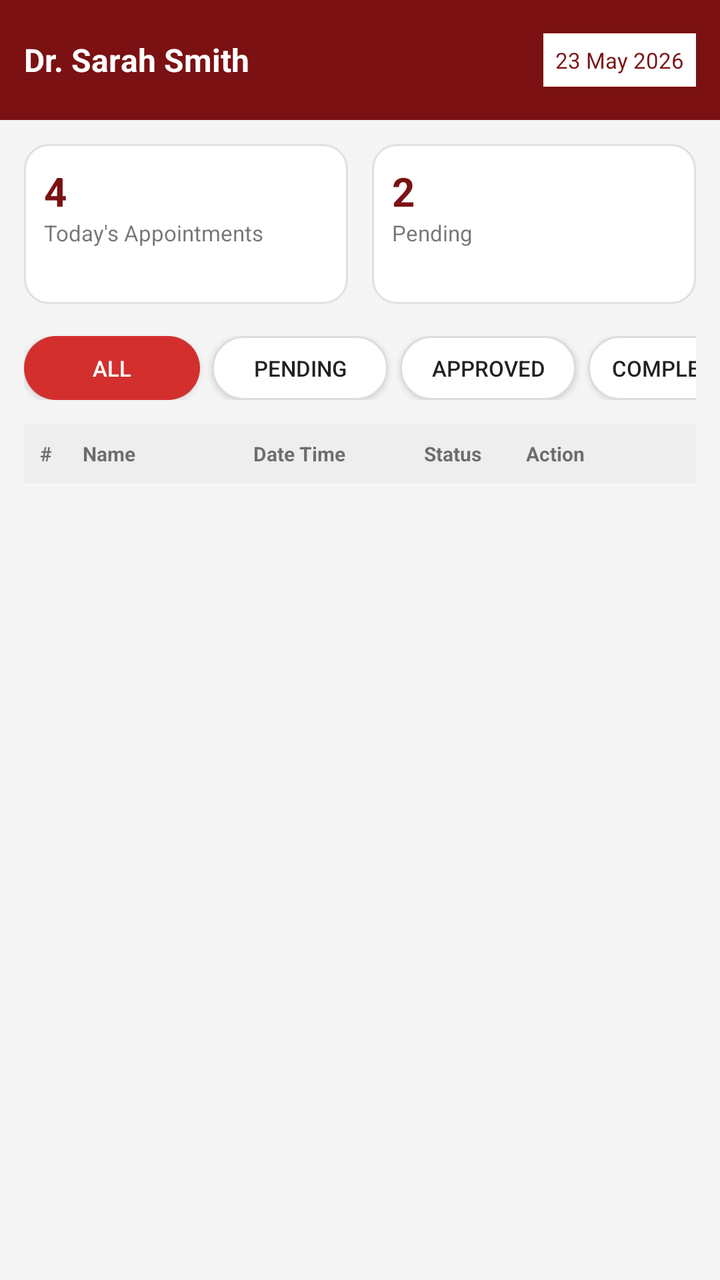
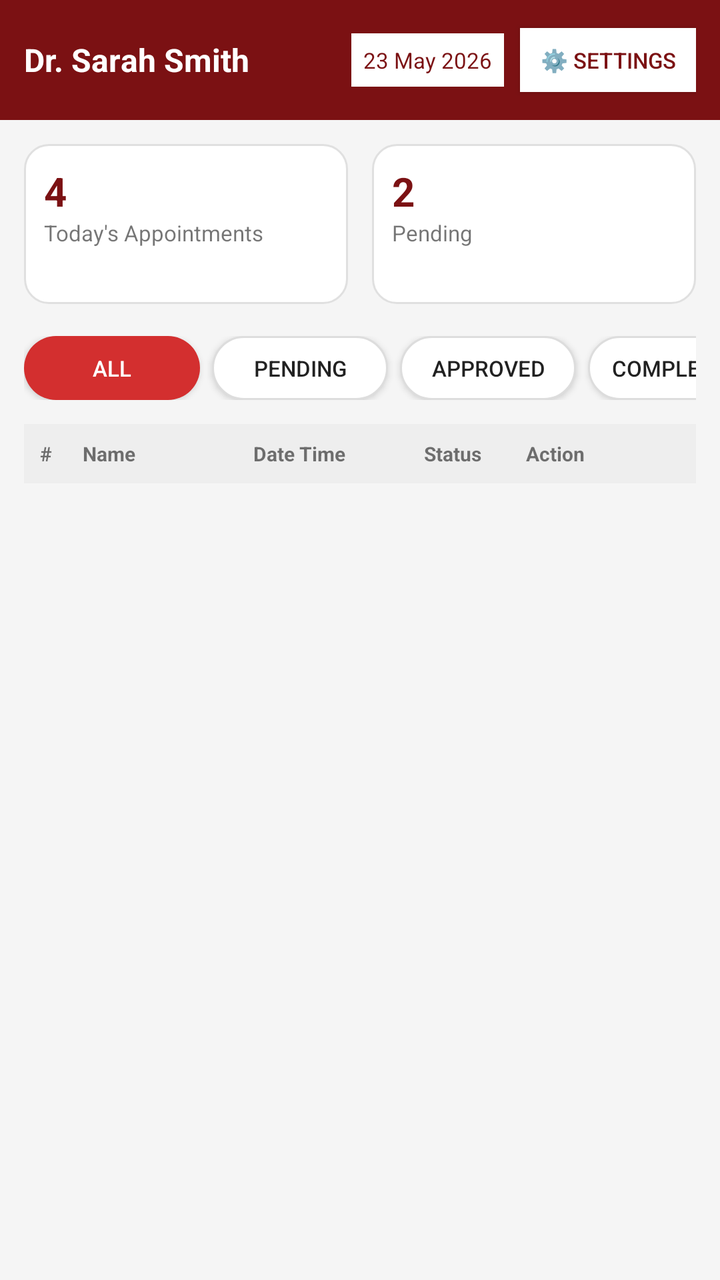

An Android layout rendered at two revisions. The XML below is the earlier revision; the diff shows what the commit changed to produce the second picture.
<!-- AndroidManifest.xml: application theme Theme.Halaxy_health -->
<!-- res/layout/activity_doctor_dashboard.xml -->
<?xml version="1.0" encoding="utf-8"?>
<LinearLayout xmlns:android="http://schemas.android.com/apk/res/android"
    android:layout_width="match_parent"
    android:layout_height="match_parent"
    android:orientation="vertical"
    android:background="#F5F5F5">

    
    <LinearLayout
        android:layout_width="match_parent"
        android:layout_height="60dp"
        android:background="#7B1113"
        android:gravity="center_vertical"
        android:padding="12dp"
        android:orientation="horizontal">
        <TextView
            android:id="@+id/txtDoctorName"
            android:layout_width="0dp"
            android:layout_weight="1"
            android:layout_height="wrap_content"
            android:text="Dr. Sarah Smith"
            android:textColor="#FFFFFF"
            android:textStyle="bold"
            android:textSize="16sp"/>
        <TextView
            android:id="@+id/txtDate"
            android:layout_width="wrap_content"
            android:layout_height="wrap_content"
            android:text="23 May 2026"
            android:textColor="#7B1113"
            android:background="#FFF"
            android:padding="6dp"
            android:textSize="11sp"/>
    </LinearLayout>

    
    <ScrollView
        android:layout_width="match_parent"
        android:layout_height="match_parent">
        <LinearLayout
            android:layout_width="match_parent"
            android:layout_height="wrap_content"
            android:orientation="vertical"
            android:padding="12dp">

            <LinearLayout
                android:layout_width="match_parent"
                android:layout_height="wrap_content"
                android:weightSum="2"
                android:orientation="horizontal">
                <LinearLayout
                    android:layout_width="0dp"
                    android:layout_weight="1"
                    android:layout_height="80dp"
                    android:background="@drawable/bg_small_card"
                    android:padding="10dp"
                    android:layout_marginEnd="6dp"
                    android:orientation="vertical">
                    <TextView
                        android:id="@+id/txtTodayCount"
                        android:layout_width="wrap_content"
                        android:layout_height="wrap_content"
                        android:text="4"
                        android:textSize="20sp"
                        android:textStyle="bold"
                        android:textColor="#7B1113"/>
                    <TextView
                        android:layout_width="wrap_content"
                        android:layout_height="wrap_content"
                        android:text="Today's Appointments"
                        android:textSize="11sp"/>
                </LinearLayout>
                <LinearLayout
                    android:layout_width="0dp"
                    android:layout_weight="1"
                    android:layout_height="80dp"
                    android:background="@drawable/bg_small_card"
                    android:padding="10dp"
                    android:layout_marginStart="6dp"
                    android:orientation="vertical">
                    <TextView
                        android:id="@+id/txtPendingCount"
                        android:layout_width="wrap_content"
                        android:layout_height="wrap_content"
                        android:text="2"
                        android:textSize="20sp"
                        android:textStyle="bold"
                        android:textColor="#7B1113"/>
                    <TextView
                        android:layout_width="wrap_content"
                        android:layout_height="wrap_content"
                        android:text="Pending"
                        android:textSize="11sp"/>
                </LinearLayout>
            </LinearLayout>

            
            <HorizontalScrollView
                android:layout_width="match_parent"
                android:layout_height="wrap_content"
                android:layout_marginTop="16dp"
                android:scrollbars="none">
                <LinearLayout
                    android:id="@+id/filterTabs"
                    android:layout_width="wrap_content"
                    android:layout_height="wrap_content"
                    android:orientation="horizontal">
                    <Button
                        android:id="@+id/tabAll"
                        android:text="All"
                        android:layout_width="wrap_content"
                        android:layout_height="32dp"
                        android:background="@drawable/bg_tab_selected"
                        android:textColor="#FFFFFF"
                        android:textSize="11sp"
                        android:layout_marginEnd="6dp"/>
                    <Button
                        android:id="@+id/tabPending"
                        android:text="Pending"
                        android:layout_width="wrap_content"
                        android:layout_height="32dp"
                        android:background="@drawable/bg_tab_unselected"
                        android:textSize="11sp"
                        android:layout_marginEnd="6dp"/>
                    <Button
                        android:id="@+id/tabApproved"
                        android:text="Approved"
                        android:layout_width="wrap_content"
                        android:layout_height="32dp"
                        android:background="@drawable/bg_tab_unselected"
                        android:textSize="11sp"
                        android:layout_marginEnd="6dp"/>
                    <Button
                        android:id="@+id/tabCompleted"
                        android:text="Completed"
                        android:layout_width="wrap_content"
                        android:layout_height="32dp"
                        android:background="@drawable/bg_tab_unselected"
                        android:textSize="11sp"
                        android:layout_marginEnd="6dp"/>
                    <Button
                        android:id="@+id/tabCancelled"
                        android:text="Cancelled"
                        android:layout_width="wrap_content"
                        android:layout_height="32dp"
                        android:background="@drawable/bg_tab_unselected"
                        android:textSize="11sp"/>
                </LinearLayout>
            </HorizontalScrollView>

            
            <LinearLayout
                android:layout_width="match_parent"
                android:layout_height="wrap_content"
                android:orientation="horizontal"
                android:background="#EEEEEE"
                android:padding="8dp"
                android:layout_marginTop="12dp">
                <TextView
                    android:layout_width="0dp"
                    android:layout_weight="0.5"
                    android:layout_height="wrap_content"
                    android:text="#"
                    android:textStyle="bold"
                    android:textSize="10sp"/>
                <TextView
                    android:layout_width="0dp"
                    android:layout_weight="2"
                    android:layout_height="wrap_content"
                    android:text="Name"
                    android:textStyle="bold"
                    android:textSize="10sp"/>
                <TextView
                    android:layout_width="0dp"
                    android:layout_weight="2"
                    android:layout_height="wrap_content"
                    android:text="Date Time"
                    android:textStyle="bold"
                    android:textSize="10sp"/>
                <TextView
                    android:layout_width="0dp"
                    android:layout_height="wrap_content"
                    android:layout_weight="1.2"
                    android:text="Status"
                    android:textStyle="bold"
                    android:textSize="10sp"/>
                <TextView
                    android:layout_width="0dp"
                    android:layout_height="wrap_content"
                    android:layout_weight="1.8"
                    android:text="Action"
                    android:textStyle="bold"
                    android:textSize="10sp"/>
            </LinearLayout>

            <androidx.recyclerview.widget.RecyclerView
                android:id="@+id/recAppointments"
                android:layout_width="match_parent"
                android:layout_height="wrap_content"
                android:background="#FFFFFF"/>

        </LinearLayout>
    </ScrollView>
</LinearLayout>
<!-- resources referenced by this layout -->
<resources>
  <!-- drawable bg_small_card (drawable) -->
  <shape xmlns:android="http://schemas.android.com/apk/res/android">
      <solid android:color="#FFFFFF"/>
      <stroke android:width="1dp" android:color="#E0E0E0"/>
      <corners android:radius="12dp"/>
  </shape>
  <!-- drawable bg_tab_selected (drawable) -->
  <?xml version="1.0" encoding="utf-8"?>
  <shape xmlns:android="http://schemas.android.com/apk/res/android">
      <solid android:color="#D32F2F"/>
      <corners android:radius="16dp"/>
  </shape>
  <!-- drawable bg_tab_unselected (drawable) -->
  <?xml version="1.0" encoding="utf-8"?>
  <shape xmlns:android="http://schemas.android.com/apk/res/android">
      <solid android:color="#FFFFFF"/>
      <corners android:radius="16dp"/>
      <stroke android:width="1dp" android:color="#DDDDDD"/>
  </shape>
  <style name="Theme.Halaxy_health" parent="Theme.AppCompat.Light.NoActionBar">
          <item name="colorPrimary">#1A237E</item>
          <item name="colorPrimaryDark">#7B1113</item>
          <item name="colorAccent">#D32F2F</item>
      </style>
</resources>

<!-- the commit's change to res/layout/activity_doctor_dashboard.xml (unified diff, before → after) -->
@@ -31,6 +31,16 @@
             android:background="#FFF"
             android:padding="6dp"
             android:textSize="11sp"/>
+        <Button
+            android:id="@+id/btnDoctorSettings"
+            android:layout_width="wrap_content"
+            android:layout_height="32dp"
+            android:text="⚙️ Settings"
+            android:textColor="#7B1113"
+            android:background="#FFF"
+            android:textSize="11sp"
+            android:layout_marginStart="8dp"
+            android:paddingHorizontal="8dp"/>
     </LinearLayout>
 
     
